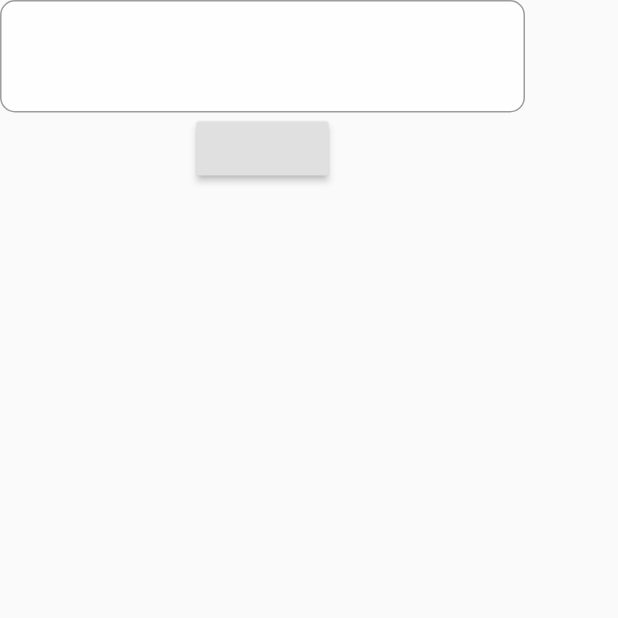
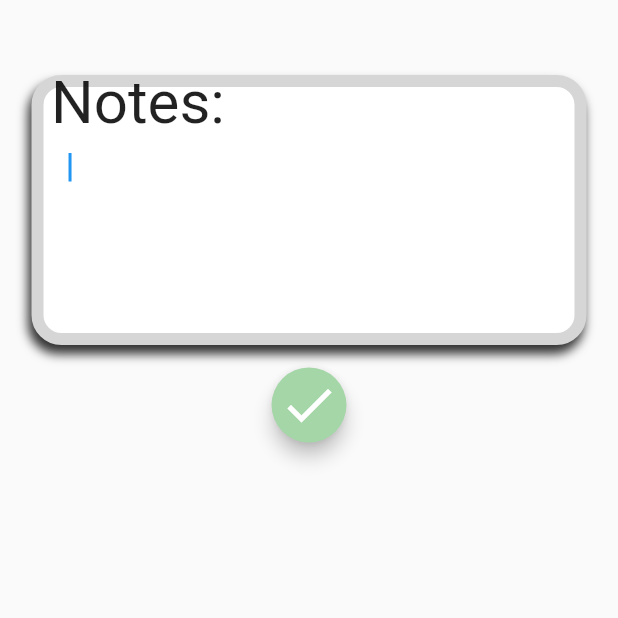
Before and after one commit to ch0der/ColorfulNotes, a Flutter app: the screen it shows after launch, after a tap on the "add box" icon, on a phone screen of 412 x 824 dp, the top half of it. Run offline on Flutter 3.47's test engine with Material 2 defaults, Android fonts, the phone set to English and light mode, and no system bars; our stand-ins replace animated_text_kit, cloud_firestore, flare_flutter, page_transition, rxdart, sqflite; accounts and stored records are empty; Roboto replaces fonts that are missing (Brownbag).

Commit message:
stop asking

```diff
--- a/lib/src/Animations/homepage_helper.dart
+++ b/lib/src/Animations/homepage_helper.dart
@@ -1,4 +1,3 @@
-import 'package:flare_flutter/flare_actor.dart';
 import 'package:flutter/material.dart';
 import 'dart:async';
 import 'package:page_transition/page_transition.dart';
--- a/lib/src/screens/home_screen_note.dart
+++ b/lib/src/screens/home_screen_note.dart
@@ -1,7 +1,7 @@
 import 'package:flutter/material.dart';
-import 'dart:async';
 import '../bloc/provider.dart';
 import '../bloc/noteBloc.dart';
+import 'dart:async';
 
 class NoteAdder extends StatefulWidget {
   @override
@@ -14,11 +14,15 @@ class _NoteAdderState extends State<NoteAdder> {
     final noteBloc = Provider.of(context).noteBloc;
 
     return Scaffold(
-      body: Column(
+      body: Center(
+        child: Column(
           children: <Widget>[
+            Padding(padding: EdgeInsets.only(top: 50)),
             addText(noteBloc),
+            Padding(padding: EdgeInsets.only(top: 15)),
             submit(noteBloc),
           ],
+        ),
       ),
     );
   }
@@ -27,27 +31,28 @@ class _NoteAdderState extends State<NoteAdder> {
     return StreamBuilder<Object>(
         stream: noteBloc.description,
         builder: (context, snapshot) {
-          return Container(
-            decoration: BoxDecoration(
-                borderRadius: BorderRadius.circular(10.0),
-                color: Colors.white70),
-            height: 75.0,
-            width: 350.0,
-            child: Theme(
-              data: ThemeData(
-                  primaryColor: Colors.green, primaryColorDark: Colors.purple),
+          return Stack(
+            children: [
+              whiteBoard(),
+              Positioned(
+                left: 25,
+                top: 40,
+                child: Container(
+                  width: 330,
+                  height: 130,
                   child: TextField(
+                    autofocus: true,
                     onChanged: noteBloc.addNote,
                     maxLines: 4,
-                textAlign: TextAlign.center,
+                    textAlign: TextAlign.start,
                     decoration: InputDecoration(
                       fillColor: Colors.white,
-                  border: OutlineInputBorder(
-                    borderRadius: BorderRadius.circular(10.0),
+                      border: InputBorder.none,
                     ),
                   ),
                 ),
               ),
+            ],
           );
         });
   }
@@ -56,13 +61,64 @@ class _NoteAdderState extends State<NoteAdder> {
     return StreamBuilder(
         stream: noteBloc.description,
         builder: (context, snapshot) {
-          return RaisedButton(
-            onPressed:()async{
+          return Container(
+            width: 90,
+            height: 50,
+            child: RaisedButton(
+                color: Colors.green[200],
+                elevation: 5,
+                shape: CircleBorder(),
+                child: Icon(
+                  Icons.done,
+                  size: 40,
+                  color: Colors.white,
+                ),
+                onPressed: () async {
                   String str = snapshot.data;
                   noteBloc.add(str);
+                  Future.delayed(Duration(milliseconds: 100), () {
+                    Navigator.pushNamed(context, '/second');
+                  });
+                }),
+          );
+        });
   }
-          );
-        }
+
+  Widget whiteBoard() {
+    return Container(
+      decoration: BoxDecoration(
+        color: Colors.white,
+        borderRadius: BorderRadius.circular(20),
+        border: Border.all(
+          color: Colors.grey[350],
+          width: 8.0,
+        ),
+        boxShadow: [
+          BoxShadow(
+            color: Colors.black.withOpacity(.8),
+            offset: Offset.fromDirection(5.0, -6.0),
+            blurRadius: 5.0,
+          ),
+        ],
+      ),
+      height: 180,
+      width: 370,
+      child: Stack(
+        overflow: Overflow.visible,
+        children: <Widget>[
+          Positioned(
+            left: 5,
+            bottom: 130,
+            child: Text(
+              'Notes:',
+              style: TextStyle(
+                fontFamily: "Brownbag",
+                fontSize: 40,
+              ),
+            ),
+          ),
+        ],
+      ),
     );
   }
 }
--- a/lib/src/screens/homepage.dart
+++ b/lib/src/screens/homepage.dart
@@ -14,6 +14,7 @@ class _HomePageState extends State<HomePage> {
   //Color _color = Colors.indigo[50];
 
   final bloc = NoteBloc();
+
   @override
   void dispose() {
     bloc.dispose();
@@ -45,8 +46,15 @@ class _HomePageState extends State<HomePage> {
             padding: EdgeInsets.only(bottom: 12),
           ),
           whiteBoard(),
-          Padding(padding: EdgeInsets.only(top: 17)),
+          Padding(
+            padding: EdgeInsets.only(top: 17),
+          ),
+          Row(
+            children: <Widget>[
+              Container(width: 330,),
               addButton(),
+            ],
+          )
         ],
       ),
     );
@@ -79,7 +87,9 @@ class _HomePageState extends State<HomePage> {
           mainAxisAlignment: MainAxisAlignment.center,
           children: <Widget>[
             DayNote(dayOf: 'assets/noteSat.png'),
-            DayNote(dayOf: 'assets/noteSun.png',)
+            DayNote(
+              dayOf: 'assets/noteSun.png',
+            )
           ],
         ),
       ],
@@ -101,26 +111,30 @@ class _HomePageState extends State<HomePage> {
       color: Colors.transparent,
       child: Row(
         children: <Widget>[
+          Padding(padding: EdgeInsets.only(left: 312)),
+          Column(
+            children: <Widget>[
+              GestureDetector(
+                onTap: () {
+                  Navigator.pushNamed(context, '/fifth');
+                },
+                child: Icon(
+                  Icons.add_box,
+                  size: 40,
+                  color: Colors.lightGreenAccent[100],
+                ),
+              ),
               GestureDetector(
                 onTap: () {
                   bloc.erase();
                 },
                 child: Icon(
                   Icons.delete_forever,
-              size: 55,
+                  size: 40,
                   color: Colors.redAccent[100],
                 ),
               ),
-          Padding(padding: EdgeInsets.only(left: 244)),
-          GestureDetector(
-            onTap: () {
-              Navigator.pushNamed(context, '/fifth');
-            },
-            child: Icon(
-              Icons.add_box,
-              size: 50,
-              color: Colors.lightGreenAccent[100],
-            ),
+            ],
           ),
         ],
       ),
@@ -153,7 +167,7 @@ class _HomePageState extends State<HomePage> {
             left: 5,
             bottom: 130,
             child: Text(
-              'Quick Notes:',
+              'Notes:',
               style: TextStyle(
                 fontFamily: "Brownbag",
                 fontSize: 40,
@@ -200,16 +214,15 @@ class _HomePageState extends State<HomePage> {
 
   addButton() {
     return InkWell(
-      highlightColor: Colors.green,
       onTap: () {
         Navigator.pushNamed(context, '/third');
       },
       child: Container(
         height: 60,
-        width: 200,
+        width: 60,
         decoration: BoxDecoration(
           color: Colors.lightGreen[200],
-          borderRadius: BorderRadius.circular(10.0),
+          borderRadius: BorderRadius.circular(30.0),
           boxShadow: [
             BoxShadow(
               color: Colors.black.withOpacity(.8),
@@ -236,4 +249,15 @@ class _HomePageState extends State<HomePage> {
       ),
     );
   }
+
+  addButton2() {
+    return GestureDetector(
+      onTap: () {},
+      child: Icon(
+        Icons.add_circle,
+        size: 72,
+        color: Colors.green,
+      ),
+    );
   }
+}
--- a/lib/src/screens/logo_screen.dart
+++ b/lib/src/screens/logo_screen.dart
@@ -1,6 +1,5 @@
 import 'package:flutter/material.dart';
 import 'package:animated_text_kit/animated_text_kit.dart';
-import 'dart:async';
 
 class LogoScreen extends StatelessWidget {
   @override
--- a/lib/src/screens/todo_list_viewer.dart
+++ b/lib/src/screens/todo_list_viewer.dart
@@ -1,9 +1,6 @@
 import 'package:flutter/material.dart';
 import 'package:more_bloc_testing/src/bloc/taskBloc.dart';
 import 'package:more_bloc_testing/src/resources/list_model.dart';
-import 'package:intl/intl.dart';
-import 'dart:async';
-import 'package:flare_flutter/flare_actor.dart';
 import 'clock_test.dart';
 import 'package:more_bloc_testing/src/Animations/checkmark.dart';
 
@@ -17,9 +14,7 @@ class ListViewer extends StatefulWidget {
 class _ListViewerState extends State<ListViewer> {
   String _animation;
   String _route;
-  String _time;
-  bool _isPaused = false;
-  bool _isChecked = false;
+
 
   final bloc = TaskBloc();
 
@@ -128,16 +123,4 @@ class _ListViewerState extends State<ListViewer> {
       ),
     );
   }
-
-  void _getTime() {
-    final DateTime now = DateTime.now();
-    final String formattedDateTime = _formatDateTime(now);
-    setState(() {
-      _time = formattedDateTime;
-    });
-  }
-
-  String _formatDateTime(DateTime dateTime) {
-    return DateFormat('EEEE MMMM d y, h:m:s a').format(dateTime);
-  }
 }
```
Also changed, not shown: 1 other file. Lines whose indentation alone changed are shown as unchanged.
